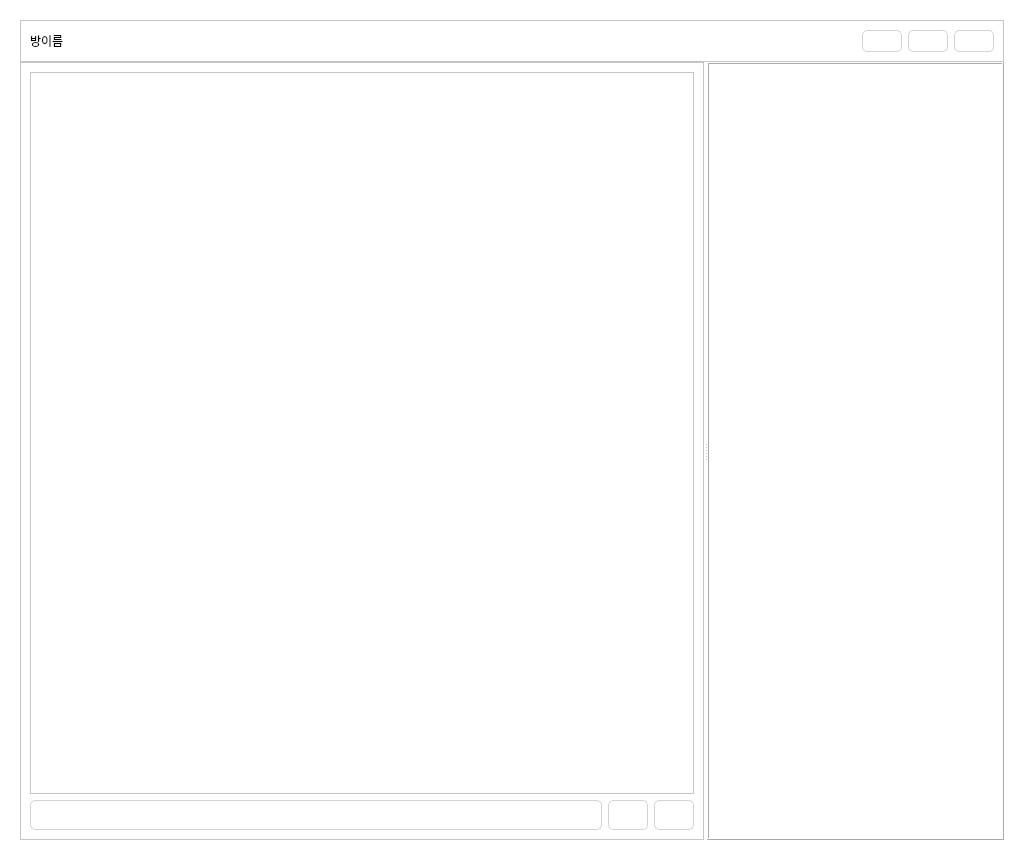
song030/GrapefruitTalk, file UI/MainWidget.ui: the form before one commit.
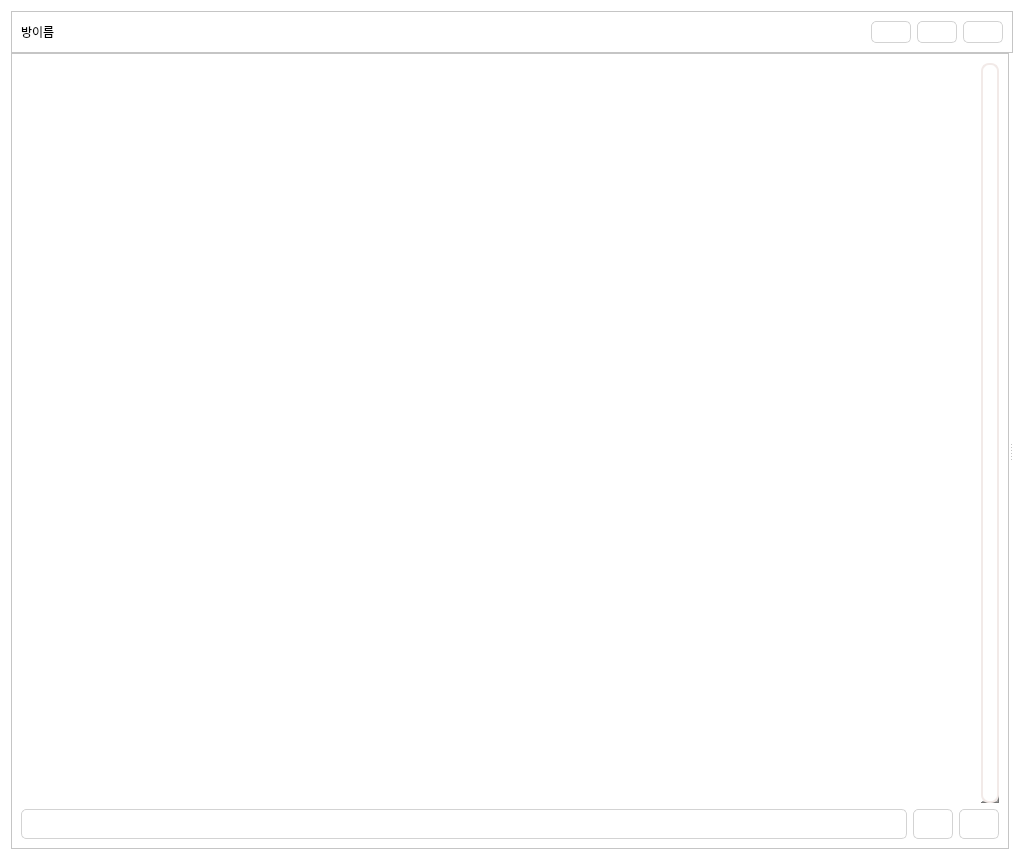
The form after the commit. The open tabs and pages were chosen to show the change. Icons and pictures are not drawn.

What changed in the file:
```diff
--- a/UI/MainWidget.ui
+++ b/UI/MainWidget.ui
@@ -23,10 +23,25 @@
    <item>
     <widget class="QStackedWidget" name="stack_main">
      <property name="currentIndex">
-      <number>1</number>
+      <number>2</number>
      </property>
      <widget class="QWidget" name="page_login">
       <layout class="QHBoxLayout" name="horizontalLayout_2" stretch="1,1,1">
+       <property name="spacing">
+        <number>0</number>
+       </property>
+       <property name="leftMargin">
+        <number>0</number>
+       </property>
+       <property name="topMargin">
+        <number>0</number>
+       </property>
+       <property name="rightMargin">
+        <number>0</number>
+       </property>
+       <property name="bottomMargin">
+        <number>0</number>
+       </property>
        <item>
         <spacer name="horizontalSpacer_2">
          <property name="orientation">
@@ -256,6 +271,21 @@
      </widget>
      <widget class="QWidget" name="page_join">
       <layout class="QHBoxLayout" name="horizontalLayout_4" stretch="1,0,1">
+       <property name="spacing">
+        <number>0</number>
+       </property>
+       <property name="leftMargin">
+        <number>0</number>
+       </property>
+       <property name="topMargin">
+        <number>0</number>
+       </property>
+       <property name="rightMargin">
+        <number>0</number>
+       </property>
+       <property name="bottomMargin">
+        <number>0</number>
+       </property>
        <item>
         <spacer name="horizontalSpacer_4">
          <property name="orientation">
@@ -641,6 +671,18 @@
        <property name="spacing">
         <number>0</number>
        </property>
+       <property name="leftMargin">
+        <number>0</number>
+       </property>
+       <property name="topMargin">
+        <number>0</number>
+       </property>
+       <property name="rightMargin">
+        <number>0</number>
+       </property>
+       <property name="bottomMargin">
+        <number>0</number>
+       </property>
        <item>
         <widget class="QFrame" name="frame_2">
          <property name="frameShape">
@@ -753,12 +795,6 @@
          <property name="orientation">
           <enum>Qt::Horizontal</enum>
          </property>
-         <property name="handleWidth">
-          <number>3</number>
-         </property>
-         <property name="childrenCollapsible">
-          <bool>false</bool>
-         </property>
          <widget class="QFrame" name="frame_4">
           <property name="styleSheet">
            <string notr="true"/>
@@ -779,7 +815,37 @@
               </sizepolicy>
              </property>
              <property name="styleSheet">
-              <string notr="true">background-color:white;</string>
+              <string notr="true">QScrollArea {
+	border: None;
+	background-color:rgba(100, 100, 100, 100);
+}
+
+QScrollBar:vertical{
+	border: None;
+	background-color: white;
+	width:18px;
+	margin: 0 0 0 0;
+	border-radius: 0px;
+}
+
+/* 핸들러 바 */
+QScrollBar::handle:vertical {
+    background-color: white;
+    min-width: 30px;
+    border: 2px solid rgb(242,234,232);
+    border-radius:8px;
+
+}
+QScrollBar::sub-line:vertical {
+	border: None;
+	background-color: white;
+	width:18px;
+	margin: 0 0 0 0;
+	border-radius: 0px;
+}</string>
+             </property>
+             <property name="verticalScrollBarPolicy">
+              <enum>Qt::ScrollBarAlwaysOn</enum>
              </property>
              <property name="horizontalScrollBarPolicy">
               <enum>Qt::ScrollBarAlwaysOff</enum>
@@ -795,10 +861,13 @@
                <rect>
                 <x>0</x>
                 <y>0</y>
-                <width>671</width>
-                <height>714</height>
+                <width>947</width>
+                <height>734</height>
                </rect>
               </property>
+              <property name="styleSheet">
+               <string notr="true"/>
+              </property>
               <layout class="QVBoxLayout" name="verticalLayout_6">
                <property name="spacing">
                 <number>10</number>
@@ -922,22 +991,10 @@
            </item>
           </layout>
          </widget>
-         <widget class="QFrame" name="frame_menu">
-          <property name="maximumSize">
-           <size>
-            <width>16777215</width>
-            <height>16777215</height>
-           </size>
-          </property>
-          <property name="styleSheet">
-           <string notr="true"/>
-          </property>
-          <property name="frameShape">
-           <enum>QFrame::Box</enum>
-          </property>
-          <property name="frameShadow">
-           <enum>QFrame::Raised</enum>
-          </property>
+         <widget class="QStackedWidget" name="stack_menu">
+          <widget class="QWidget" name="page_single"/>
+          <widget class="QWidget" name="page_multi"/>
+          <widget class="QWidget" name="page_setting"/>
          </widget>
         </widget>
        </item>
```
